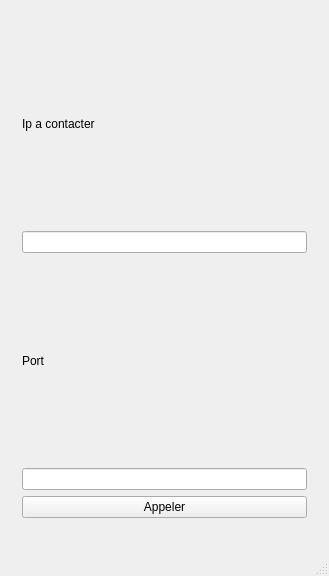
Old version of the form Babel/babel.ui in the repository RemiGuillard/Troll-Babel.
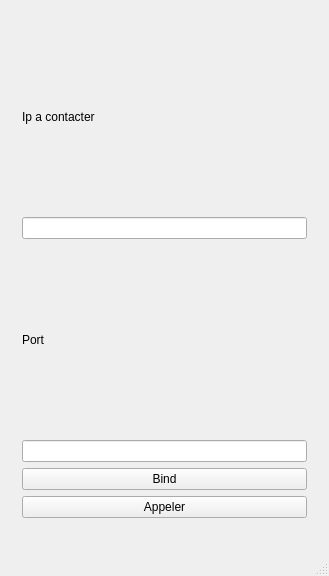
New version of the form. The open tabs and pages were chosen to show the change. Icons and pictures are not drawn.

Commit message: Mise d?un champ pour binder un des 2 clients

Patch:
```diff
--- a/Babel/babel.ui
+++ b/Babel/babel.ui
@@ -289,13 +289,20 @@
         <item row="3" column="0">
          <widget class="QLineEdit" name="PortClientLine"/>
         </item>
-        <item row="4" column="0">
+        <item row="5" column="0">
          <widget class="QPushButton" name="callButton">
           <property name="text">
            <string>Appeler</string>
           </property>
          </widget>
         </item>
+        <item row="4" column="0">
+         <widget class="QPushButton" name="bindButton">
+          <property name="text">
+           <string>Bind</string>
+          </property>
+         </widget>
+        </item>
        </layout>
       </widget>
       <widget class="QWidget" name="Calling">
```
The commit also changes 2 other files.
